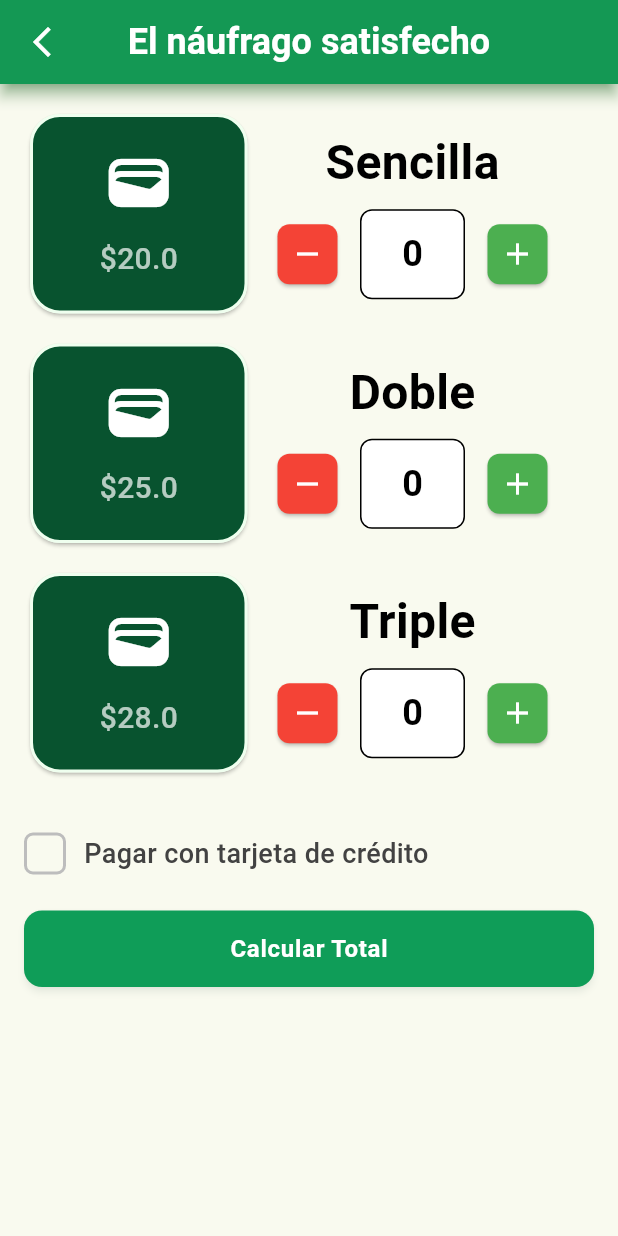
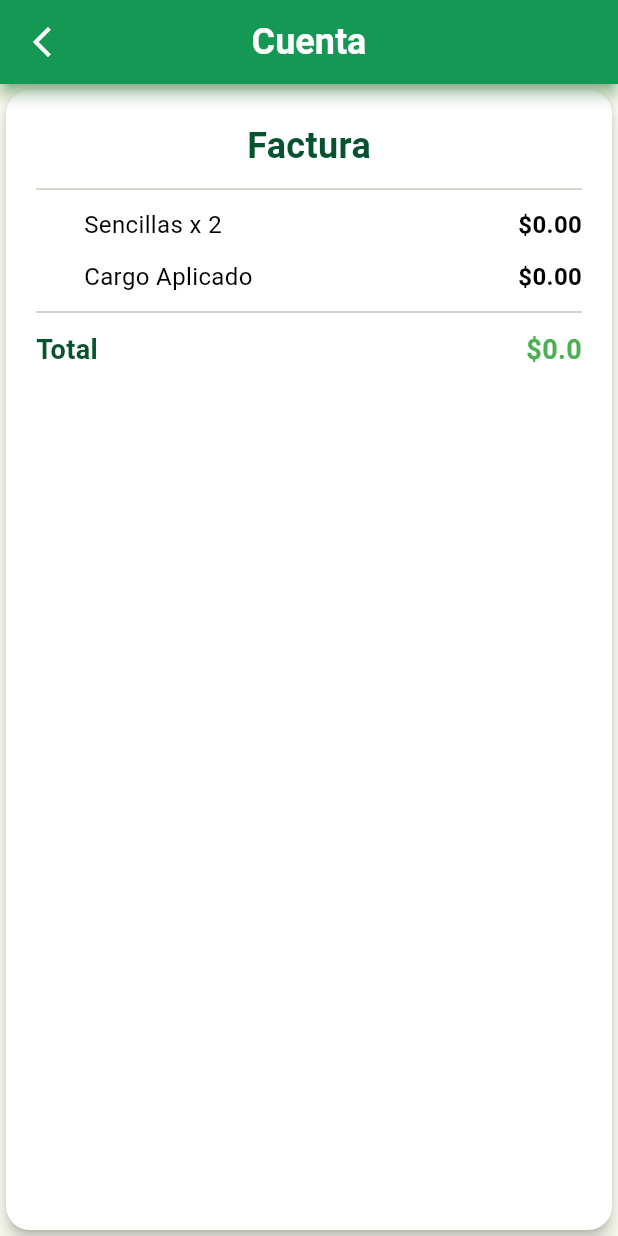
Before and after one commit to vieerr/saint-roche-atomic-design, a Flutter app: the HamburgerScreen screen opened by its route, after a tap on "Calcular Total", on a phone screen of 412 x 824 dp. Run offline on Flutter 3.47's test engine with Material 3 defaults, Android fonts, the phone set to English and light mode, and no system bars.

Commit message:
feat(hamburger): 🎸 add initial result page for hamburger payment

```diff
--- a/lib/bill/widgets/factura_card.dart
+++ b/lib/bill/widgets/factura_card.dart
@@ -90,32 +90,3 @@ class FacturaCard extends StatelessWidget {
     );
   }
 }
-
-// Widget reutilizable para filas de detalle
-Widget _buildDetailRow({
-  required IconData icon,
-  required String label,
-  required String value,
-  Color? valueColor,
-}) {
-  return Row(
-    children: [
-      Icon(icon, size: 20, color: Colors.indigo.shade400),
-      const SizedBox(width: 12),
-      Expanded(
-        child: Text(
-          label,
-          style: const TextStyle(fontSize: 16, color: Colors.black87),
-        ),
-      ),
-      Text(
-        value,
-        style: TextStyle(
-          fontSize: 16,
-          fontWeight: FontWeight.w600,
-          color: valueColor ?? Colors.black87,
-        ),
-      ),
-    ],
-  );
-}
--- a/lib/hamburger/controller/ham_controller.dart
+++ b/lib/hamburger/controller/ham_controller.dart
@@ -1,11 +1,17 @@
 import 'package:saint_roche_atomic_design/hamburger/model/ham_model.dart';
 
 class HamburgerController {
-  double calcularPago(List<HamType> hamItems, bool isCreditCardPayment){
+  final HamburgerModel hamModel;
 
-    final hamModel = HamburgerModel(hamItems);
-    final total = hamModel.getPayment(isCreditCardPayment);
+  HamburgerController(this.hamModel);
 
-    return total;
+  double calcularPago(bool isCreditCardPayment){
+    return hamModel.getPayment(isCreditCardPayment);
+  }
+
+  double get total => hamModel.getTotal();
+
+  double calcularCargo(bool isCreditCardPayment){
+    return hamModel.getExtra(total, isCreditCardPayment);
   }
 }
--- a/lib/hamburger/model/ham_model.dart
+++ b/lib/hamburger/model/ham_model.dart
@@ -16,17 +16,28 @@ class HamburgerModel {
   HamburgerModel(this.hambuergers);
 
   double getPayment(bool payWithCreditCard) {
+    double total = getTotal();
+
+    double extra = getExtra(total, payWithCreditCard);
+
+    return total + extra;
+  }
+
+  double getTotal() {
     double total = 0;
 
     for(int i=0; i<hambuergers.length;i++) {
       total += hambuergers[i].precio;
     }
 
+    return total;
+  }
+
+  double getExtra(double total, bool payWithCreditCard) {
     if(payWithCreditCard) {
       double extra = total * RECARGO;
-      return total + extra;
+      return extra;
     }
-
-    return total;
+    return 0;
   }
 }
--- /dev/null
+++ b/lib/hamburger/view/ham_result.dart
@@ -0,0 +1,85 @@
+import 'package:flutter/material.dart';
+import 'package:saint_roche_atomic_design/bill/widgets/factura_detail_row.dart';
+import 'package:saint_roche_atomic_design/commons/styles/colors.dart';
+import 'package:saint_roche_atomic_design/commons/widgets/ultra_app_bar.dart';
+import 'package:saint_roche_atomic_design/hamburger/model/ham_model.dart';
+
+class HamburgerResult extends StatelessWidget {
+  const HamburgerResult({super.key});
+
+  @override
+  Widget build(BuildContext context) {
+    final args = ModalRoute.of(context)!.settings.arguments as Map<String, dynamic>;
+
+    final double total = args['total']!;
+    final double cargo = args['cargo']!;
+    final List<HamType> hamburguesas = args['hamburgesas']!;
+
+
+    return Scaffold(
+      appBar: UltraAppBar(appBarName: "Cuenta"),
+      body: Card(
+        elevation: 4,
+        color: Colors.white,
+        shape: RoundedRectangleBorder(
+          borderRadius: BorderRadius.circular(16),
+        ),
+        child: Padding(
+          padding: const EdgeInsets.all(20),
+          child: Column(
+            crossAxisAlignment: CrossAxisAlignment.start,
+            children: [
+              Center(
+                child: Text(
+                  "Factura",
+                  style: TextStyle(
+                    fontSize: 24,
+                    fontWeight: FontWeight.bold,
+                    color: UltraColors.primaryDark,
+                  ),
+                ),
+              ),
+
+              Divider(height: 24),
+
+              FacturaDetailRow(
+                label: "Sencillas x 2",
+                value: "\$${total.toStringAsFixed(2)}",
+              ),
+              SizedBox(height: 12),
+
+              FacturaDetailRow(
+                label: "Cargo Aplicado",
+                value: "\$${cargo.toStringAsFixed(2)}",
+              ),
+
+              Divider(height: 24),
+
+              Row(
+                mainAxisAlignment: MainAxisAlignment.spaceBetween,
+                children: [
+                  Text(
+                    "Total",
+                    style: TextStyle(
+                      fontSize: 18,
+                      fontWeight: FontWeight.bold,
+                      color: UltraColors.primaryDark,
+                    ),
+                  ),
+                  Text(
+                    "\$$total",
+                    style: const TextStyle(
+                      fontSize: 18,
+                      fontWeight: FontWeight.bold,
+                      color: Colors.green,
+                    ),
+                  ),
+                ],
+              ),
+            ],
+          ),
+        ),
+      ),
+    );
+  }
+}
--- a/lib/hamburger/view/ham_screen.dart
+++ b/lib/hamburger/view/ham_screen.dart
@@ -19,9 +19,9 @@ class _HamburgerScreenState extends State<HamburgerScreen> {
   List<HamType> hamSelected = [];
   bool _isCreditCardPayment = false;
 
-  final hamCtrl = HamburgerController();
+  void _getSelected() {
+    hamSelected.clear();
 
-  void _getSelected() {
     for(int i=0; i<hamQty.length;i++){
       int j = hamQty[i];
       while(j>0){
@@ -29,7 +29,20 @@ class _HamburgerScreenState extends State<HamburgerScreen> {
         j--;
       }
     }
-    final total = hamCtrl.calcularPago(hamSelected, _isCreditCardPayment);
+    final hamMdl = HamburgerModel(hamSelected);
+    final hamCtrl = HamburgerController(hamMdl);
+
+    final total = hamCtrl.calcularPago(_isCreditCardPayment);
+    final extra = hamCtrl.calcularCargo(_isCreditCardPayment);
+
+    Navigator.pushNamed(
+        context, "/hamburger/result",
+        arguments: {
+          'total': total,
+          'cargo': extra,
+          'hamburgesas': hamSelected,
+        }
+    );
   }
 
   void _incrementQty(int index) {
--- a/lib/main.dart
+++ b/lib/main.dart
@@ -1,6 +1,7 @@
 import 'package:flutter/material.dart';
 import 'package:saint_roche_atomic_design/bill/view/bill_result_screen.dart';
 import 'package:saint_roche_atomic_design/bill/view/bill_screen.dart';
+import 'package:saint_roche_atomic_design/hamburger/view/ham_result.dart';
 import 'package:saint_roche_atomic_design/hamburger/view/ham_screen.dart';
 import 'package:saint_roche_atomic_design/home.dart';
 import 'package:saint_roche_atomic_design/products/view/articulo_view.dart';
@@ -28,6 +29,7 @@ class MyApp extends StatelessWidget {
         '/teacher': (context) => Placeholder(),
         '/numbers': (context) => Placeholder(),
         '/hamburger': (context) => HamburgerScreen(),
+        '/hamburger/result': (context) => HamburgerResult(),
       },
       initialRoute: '/',
     );
```
